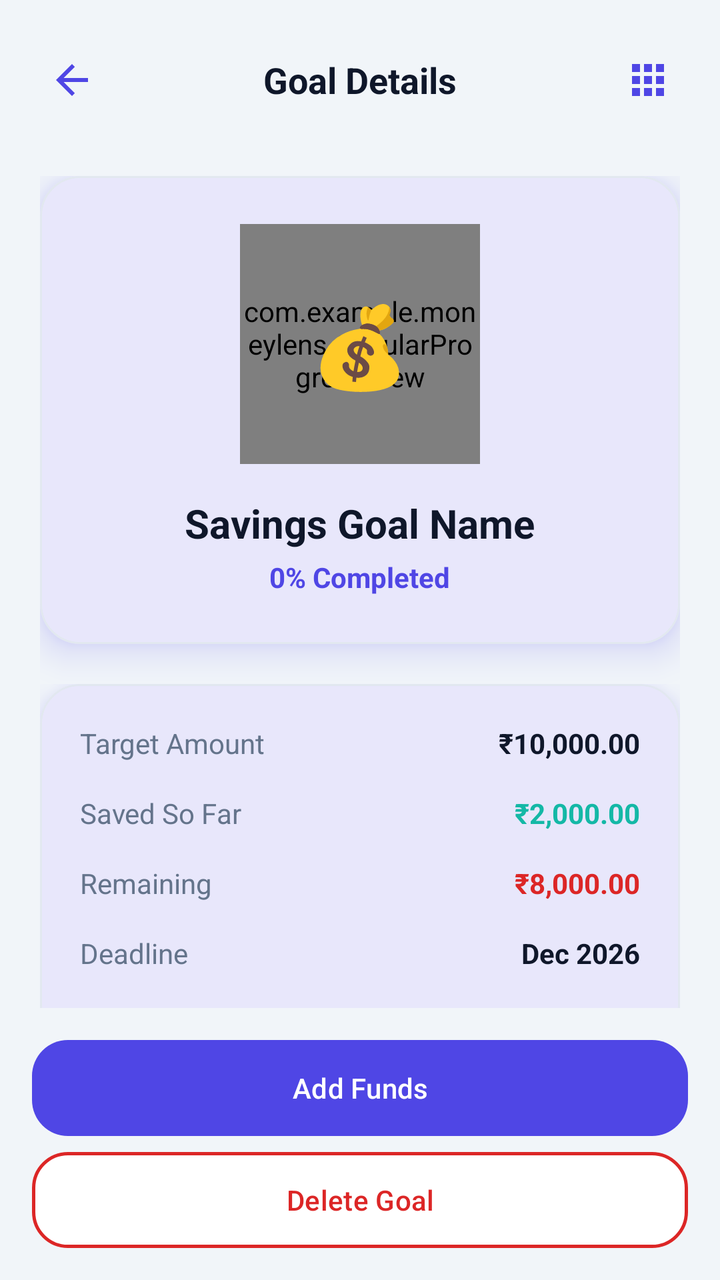
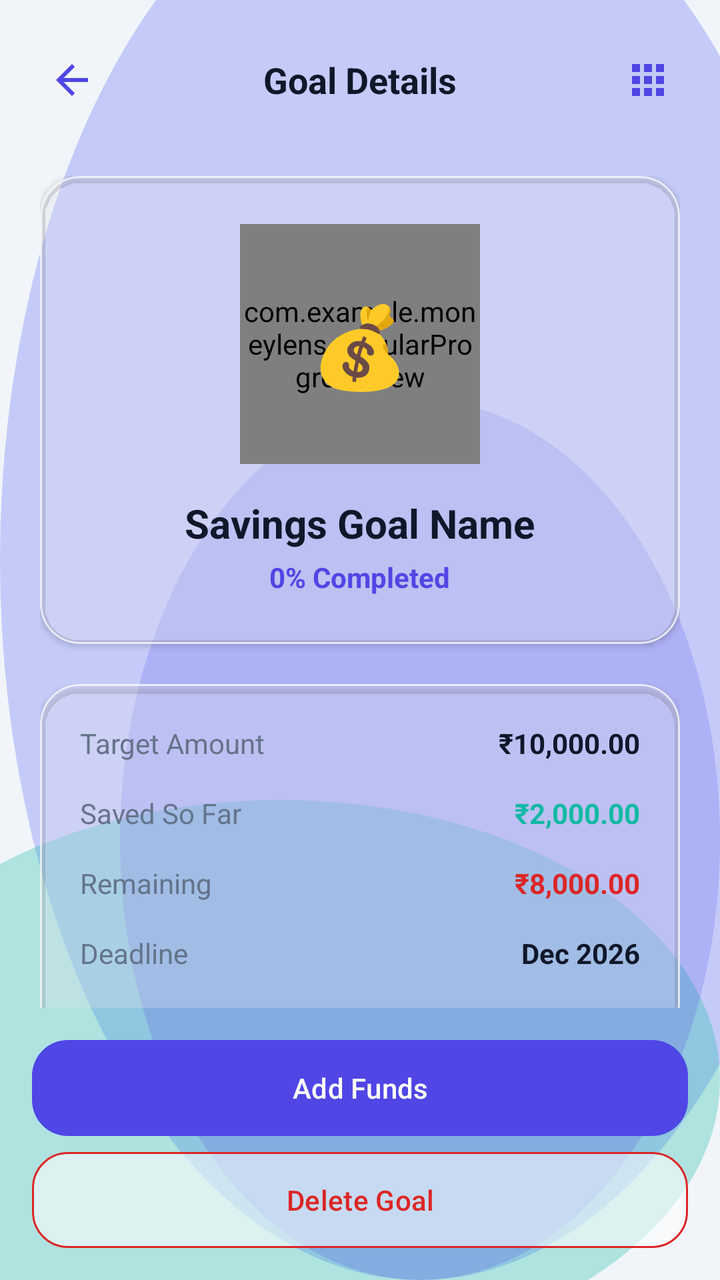

The first picture is an Android layout as it rendered before a commit; the second is the same layout after the commit. The layout source and the unified diff follow.
<!-- AndroidManifest.xml: application theme Theme.MoneyLens -->
<!-- res/layout/activity_savings_detail.xml -->
<?xml version="1.0" encoding="utf-8"?>
<androidx.constraintlayout.widget.ConstraintLayout xmlns:android="http://schemas.android.com/apk/res/android"
    xmlns:app="http://schemas.android.com/apk/res-auto"
    xmlns:tools="http://schemas.android.com/tools"
    android:layout_width="match_parent"
    android:layout_height="match_parent"
    android:background="@color/colorBackground">

    
    <RelativeLayout
        android:id="@+id/layoutAppBar"
        android:layout_width="match_parent"
        android:layout_height="56dp"
        android:layout_marginTop="12dp"
        android:paddingHorizontal="16dp"
        app:layout_constraintTop_toTopOf="parent">

        <ImageView
            android:id="@+id/btnBack"
            android:layout_width="40dp"
            android:layout_height="40dp"
            android:layout_centerVertical="true"
            android:padding="8dp"
            android:src="@drawable/ic_back"
            android:background="?attr/selectableItemBackgroundBorderless" />

        <TextView
            android:id="@+id/txtTitle"
            android:layout_width="wrap_content"
            android:layout_height="wrap_content"
            android:layout_centerInParent="true"
            android:text="Goal Details"
            android:textColor="@color/colorTextPrimary"
            android:textSize="18sp"
            android:textStyle="bold" />

        <ImageView
            android:id="@+id/btnEditToggle"
            android:layout_width="40dp"
            android:layout_height="40dp"
            android:layout_alignParentEnd="true"
            android:layout_centerVertical="true"
            android:padding="8dp"
            android:src="@drawable/ic_more"
            android:background="?attr/selectableItemBackgroundBorderless" />
    </RelativeLayout>

    <androidx.core.widget.NestedScrollView
        android:layout_width="match_parent"
        android:layout_height="0dp"
        android:fillViewport="true"
        app:layout_constraintBottom_toTopOf="@+id/layoutActions"
        app:layout_constraintTop_toBottomOf="@+id/layoutAppBar">

        <LinearLayout
            android:layout_width="match_parent"
            android:layout_height="wrap_content"
            android:orientation="vertical"
            android:padding="20dp">

            
            <com.google.android.material.card.MaterialCardView
                style="@style/ClayCard"
                android:layout_width="match_parent"
                android:layout_height="wrap_content"
                android:layout_marginBottom="20dp">

                <LinearLayout
                    android:layout_width="match_parent"
                    android:layout_height="wrap_content"
                    android:gravity="center"
                    android:orientation="vertical"
                    android:padding="24dp">

                    <RelativeLayout
                        android:layout_width="wrap_content"
                        android:layout_height="wrap_content"
                        android:layout_marginBottom="16dp">

                        <com.example.moneylens.CircularProgressView
                            android:id="@+id/progressRing"
                            android:layout_width="120dp"
                            android:layout_height="120dp"
                            android:layout_centerInParent="true" />

                        <TextView
                            android:id="@+id/txtHeroEmoji"
                            android:layout_width="wrap_content"
                            android:layout_height="wrap_content"
                            android:layout_centerInParent="true"
                            android:text="💰"
                            android:textSize="40sp" />
                    </RelativeLayout>

                    <TextView
                        android:id="@+id/txtHeroName"
                        android:layout_width="wrap_content"
                        android:layout_height="wrap_content"
                        android:text="Savings Goal Name"
                        android:textColor="@color/colorTextPrimary"
                        android:textSize="20sp"
                        android:textStyle="bold" />

                    <TextView
                        android:id="@+id/txtHeroPercent"
                        android:layout_width="wrap_content"
                        android:layout_height="wrap_content"
                        android:layout_marginTop="4dp"
                        android:text="0% Completed"
                        android:textColor="@color/colorPrimary"
                        android:textSize="14sp"
                        android:textStyle="bold" />
                </LinearLayout>
            </com.google.android.material.card.MaterialCardView>

            
            <LinearLayout
                android:id="@+id/layoutReadMode"
                android:layout_width="match_parent"
                android:layout_height="wrap_content"
                android:orientation="vertical">

                <com.google.android.material.card.MaterialCardView
                    style="@style/ClayCard"
                    android:layout_width="match_parent"
                    android:layout_height="wrap_content"
                    android:layout_marginBottom="20dp">

                    <LinearLayout
                        android:layout_width="match_parent"
                        android:layout_height="wrap_content"
                        android:orientation="vertical"
                        android:padding="20dp">

                        
                        <RelativeLayout
                            android:layout_width="match_parent"
                            android:layout_height="wrap_content"
                            android:layout_marginBottom="16dp">
                            <TextView
                                android:layout_width="wrap_content"
                                android:layout_height="wrap_content"
                                android:text="Target Amount"
                                android:textColor="@color/colorTextSecondary" />
                            <TextView
                                android:id="@+id/txtDetailTarget"
                                android:layout_width="wrap_content"
                                android:layout_height="wrap_content"
                                android:layout_alignParentEnd="true"
                                android:text="₹10,000.00"
                                android:textColor="@color/colorTextPrimary"
                                android:textStyle="bold" />
                        </RelativeLayout>

                        
                        <RelativeLayout
                            android:layout_width="match_parent"
                            android:layout_height="wrap_content"
                            android:layout_marginBottom="16dp">
                            <TextView
                                android:layout_width="wrap_content"
                                android:layout_height="wrap_content"
                                android:text="Saved So Far"
                                android:textColor="@color/colorTextSecondary" />
                            <TextView
                                android:id="@+id/txtDetailSaved"
                                android:layout_width="wrap_content"
                                android:layout_height="wrap_content"
                                android:layout_alignParentEnd="true"
                                android:text="₹2,000.00"
                                android:textColor="@color/colorSecondary"
                                android:textStyle="bold" />
                        </RelativeLayout>

                        
                        <RelativeLayout
                            android:layout_width="match_parent"
                            android:layout_height="wrap_content"
                            android:layout_marginBottom="16dp">
                            <TextView
                                android:layout_width="wrap_content"
                                android:layout_height="wrap_content"
                                android:text="Remaining"
                                android:textColor="@color/colorTextSecondary" />
                            <TextView
                                android:id="@+id/txtDetailRemaining"
                                android:layout_width="wrap_content"
                                android:layout_height="wrap_content"
                                android:layout_alignParentEnd="true"
                                android:text="₹8,000.00"
                                android:textColor="@color/colorDanger"
                                android:textStyle="bold" />
                        </RelativeLayout>

                        
                        <RelativeLayout
                            android:layout_width="match_parent"
                            android:layout_height="wrap_content"
                            android:layout_marginBottom="16dp">
                            <TextView
                                android:layout_width="wrap_content"
                                android:layout_height="wrap_content"
                                android:text="Deadline"
                                android:textColor="@color/colorTextSecondary" />
                            <TextView
                                android:id="@+id/txtDetailDeadline"
                                android:layout_width="wrap_content"
                                android:layout_height="wrap_content"
                                android:layout_alignParentEnd="true"
                                android:text="Dec 2026"
                                android:textColor="@color/colorTextPrimary"
                                android:textStyle="bold" />
                        </RelativeLayout>

                        
                        <LinearLayout
                            android:id="@+id/layoutRecommendedSaving"
                            android:layout_width="match_parent"
                            android:layout_height="wrap_content"
                            android:orientation="vertical"
                            android:visibility="gone"
                            tools:visibility="visible">
                            <View
                                android:layout_width="match_parent"
                                android:layout_height="1dp"
                                android:background="@color/colorCardBorder"
                                android:layout_marginBottom="12dp"/>
                            <TextView
                                android:id="@+id/txtDetailMonthlyNeeded"
                                android:layout_width="match_parent"
                                android:layout_height="wrap_content"
                                android:text="₹500.00/month needed to reach goal"
                                android:textColor="@color/colorPrimary"
                                android:textSize="13sp"
                                android:textStyle="bold"
                                android:gravity="center" />
                        </LinearLayout>
                    </LinearLayout>
                </com.google.android.material.card.MaterialCardView>

                
                <TextView
                    android:layout_width="wrap_content"
                    android:layout_height="wrap_content"
                    android:layout_marginBottom="8dp"
                    android:text="Deposit History"
                    android:textColor="@color/colorTextPrimary"
                    android:textSize="15sp"
                    android:textStyle="bold" />

                
                <androidx.recyclerview.widget.RecyclerView
                    android:id="@+id/rvDepositHistory"
                    android:layout_width="match_parent"
                    android:layout_height="wrap_content"
                    android:nestedScrollingEnabled="false" />

                <TextView
                    android:id="@+id/txtEmptyDeposits"
                    android:layout_width="match_parent"
                    android:layout_height="wrap_content"
                    android:layout_margin="24dp"
                    android:gravity="center"
                    android:text="No deposit history found. Start adding funds below!"
                    android:textColor="@color/colorTextSecondary"
                    android:textSize="13sp"
                    android:visibility="gone" />
            </LinearLayout>

            
            <LinearLayout
                android:id="@+id/layoutEditMode"
                android:layout_width="match_parent"
                android:layout_height="wrap_content"
                android:orientation="vertical"
                android:visibility="gone"
                tools:visibility="gone">

                
                <TextView
                    android:layout_width="wrap_content"
                    android:layout_height="wrap_content"
                    android:layout_marginBottom="8dp"
                    android:text="Choose Icon"
                    android:textColor="@color/colorTextPrimary"
                    android:textSize="14sp"
                    android:textStyle="bold" />

                
                <com.google.android.material.card.MaterialCardView
                    style="@style/ClayCard"
                    android:layout_width="match_parent"
                    android:layout_height="wrap_content"
                    android:layout_marginBottom="16dp">

                    <androidx.recyclerview.widget.RecyclerView
                        android:id="@+id/rvEditEmojiPicker"
                        android:layout_width="match_parent"
                        android:layout_height="wrap_content"
                        android:padding="12dp"
                        app:layoutManager="androidx.recyclerview.widget.GridLayoutManager"
                        app:spanCount="4"
                        tools:listitem="@layout/item_category_grid_cell" />
                </com.google.android.material.card.MaterialCardView>

                
                <com.google.android.material.textfield.TextInputLayout
                    android:id="@+id/tilEditGoalName"
                    style="@style/ClayInput"
                    android:layout_width="match_parent"
                    android:layout_height="wrap_content"
                    android:layout_marginBottom="16dp"
                    android:hint="Goal Name">
                    <com.google.android.material.textfield.TextInputEditText
                        android:id="@+id/etEditGoalName"
                        android:layout_width="match_parent"
                        android:layout_height="wrap_content"
                        android:inputType="textShortMessage|textCapWords"
                        android:textColor="@color/colorTextPrimary" />
                </com.google.android.material.textfield.TextInputLayout>

                
                <com.google.android.material.textfield.TextInputLayout
                    android:id="@+id/tilEditTargetAmount"
                    style="@style/ClayInput"
                    android:layout_width="match_parent"
                    android:layout_height="wrap_content"
                    android:layout_marginBottom="16dp"
                    android:hint="Target Amount">
                    <com.google.android.material.textfield.TextInputEditText
                        android:id="@+id/etEditTargetAmount"
                        android:layout_width="match_parent"
                        android:layout_height="wrap_content"
                        android:inputType="numberDecimal"
                        android:textColor="@color/colorTextPrimary" />
                </com.google.android.material.textfield.TextInputLayout>

                
                <com.google.android.material.card.MaterialCardView
                    android:id="@+id/cardEditDeadlinePicker"
                    style="@style/ClayCard"
                    android:layout_width="match_parent"
                    android:layout_height="wrap_content"
                    android:layout_marginBottom="24dp"
                    android:clickable="true"
                    android:focusable="true">

                    <RelativeLayout
                        android:layout_width="match_parent"
                        android:layout_height="wrap_content"
                        android:padding="16dp">

                        <ImageView
                            android:id="@+id/imgEditCalendarIcon"
                            android:layout_width="24dp"
                            android:layout_height="24dp"
                            android:layout_centerVertical="true"
                            android:src="@drawable/ic_calendar" />

                        <TextView
                            android:id="@+id/txtEditDeadlineDate"
                            android:layout_width="wrap_content"
                            android:layout_height="wrap_content"
                            android:layout_centerVertical="true"
                            android:layout_marginStart="16dp"
                            android:layout_toEndOf="@+id/imgEditCalendarIcon"
                            android:text="Select Target Date (Optional)"
                            android:textColor="@color/colorTextPrimary"
                            android:textSize="14sp"
                            android:textStyle="bold" />

                        <ImageView
                            android:layout_width="24dp"
                            android:layout_height="24dp"
                            android:layout_alignParentEnd="true"
                            android:layout_centerVertical="true"
                            android:src="@drawable/ic_chevron_right" />
                    </RelativeLayout>
                </com.google.android.material.card.MaterialCardView>

            </LinearLayout>

        </LinearLayout>
    </androidx.core.widget.NestedScrollView>

    
    <LinearLayout
        android:id="@+id/layoutActions"
        android:layout_width="match_parent"
        android:layout_height="wrap_content"
        android:orientation="vertical"
        android:padding="16dp"
        app:layout_constraintBottom_toBottomOf="parent">

        
        <com.google.android.material.button.MaterialButton
            android:id="@+id/btnActionSubmit"
            style="@style/ClayButton"
            android:layout_width="match_parent"
            android:layout_height="wrap_content"
            android:layout_marginBottom="8dp"
            android:text="Add Funds" />

        
        <com.google.android.material.button.MaterialButton
            android:id="@+id/btnDeleteGoal"
            style="@style/ClayButtonSecondary"
            android:layout_width="match_parent"
            android:layout_height="wrap_content"
            android:text="Delete Goal"
            android:textColor="@color/colorDanger"
            app:strokeColor="@color/colorDanger" />
    </LinearLayout>

    
    <FrameLayout
        android:id="@+id/loaderOverlay"
        android:layout_width="match_parent"
        android:layout_height="match_parent"
        android:background="@color/colorScrim"
        android:visibility="gone"
        app:layout_constraintBottom_toBottomOf="parent"
        app:layout_constraintEnd_toEndOf="parent"
        app:layout_constraintStart_toStartOf="parent"
        app:layout_constraintTop_toTopOf="parent">

        <ProgressBar
            android:layout_width="wrap_content"
            android:layout_height="wrap_content"
            android:layout_gravity="center"
            android:indeterminateTint="@color/colorPrimary" />
    </FrameLayout>

</androidx.constraintlayout.widget.ConstraintLayout>
<!-- res/layout/item_category_grid_cell.xml (included above) -->
<?xml version="1.0" encoding="utf-8"?>
<LinearLayout xmlns:android="http://schemas.android.com/apk/res/android"
    xmlns:app="http://schemas.android.com/apk/res-auto"
    android:layout_width="match_parent"
    android:layout_height="wrap_content"
    android:gravity="center"
    android:orientation="vertical"
    android:padding="8dp">

    
    <com.google.android.material.card.MaterialCardView
        android:id="@+id/cardCategoryIcon"
        style="@style/ClayCard"
        android:layout_width="60dp"
        android:layout_height="60dp"
        app:cardCornerRadius="18dp"
        app:cardElevation="2dp"
        app:strokeColor="@color/colorCardBorder"
        app:strokeWidth="1dp"
        android:clickable="false"
        android:focusable="false">

        <FrameLayout
            android:id="@+id/layoutIconCircle"
            android:layout_width="match_parent"
            android:layout_height="match_parent"
            android:background="@color/colorSurface">

            <TextView
                android:id="@+id/txtCategoryEmoji"
                android:layout_width="wrap_content"
                android:layout_height="wrap_content"
                android:layout_gravity="center"
                android:text="🍔"
                android:textSize="22sp" />
        </FrameLayout>
    </com.google.android.material.card.MaterialCardView>

    
    <TextView
        android:id="@+id/txtCategoryName"
        android:layout_width="wrap_content"
        android:layout_height="wrap_content"
        android:layout_marginTop="6dp"
        android:ellipsize="end"
        android:maxLines="1"
        android:text="Food"
        android:textColor="@color/colorTextSecondary"
        android:textSize="11sp"
        android:gravity="center" />

</LinearLayout>
<!-- resources referenced by this layout -->
<resources>
  <style name="ClayButton" parent="Widget.Material3.Button">
          <item name="cornerRadius">@dimen/clay_button_radius</item>
          <item name="android:paddingVertical">14dp</item>
          <item name="backgroundTint">@color/colorPrimary</item>
          <item name="android:textColor">@color/colorOnPrimary</item>
          <item name="iconTint">@color/colorOnPrimary</item>
          <item name="android:elevation">6dp</item>
          <item name="android:outlineSpotShadowColor" tools:targetApi="p">@color/colorPrimaryShadow</item>
          <item name="android:insetTop">0dp</item>
          <item name="android:insetBottom">0dp</item>
      </style>
  <style name="ClayButtonSecondary" parent="Widget.Material3.Button.OutlinedButton">
          <item name="cornerRadius">@dimen/clay_button_radius</item>
          <item name="android:paddingVertical">14dp</item>
          <item name="backgroundTint">@color/colorSurface</item>
          <item name="android:textColor">@color/colorPrimary</item>
          <item name="strokeColor">@color/colorPrimary</item>
          <item name="strokeWidth">1.5dp</item>
          <item name="android:insetTop">0dp</item>
          <item name="android:insetBottom">0dp</item>
      </style>
  <style name="ClayCard" parent="Widget.Material3.CardView.Elevated">
          <item name="cardCornerRadius">@dimen/clay_card_radius</item>
          <item name="cardElevation">10dp</item>
          <item name="android:stateListAnimator">@null</item>
          <item name="strokeColor">@color/colorCardBorder</item>
          <item name="strokeWidth">1dp</item>
          <item name="cardBackgroundColor">@color/colorSurface</item>
          <item name="android:outlineSpotShadowColor" tools:targetApi="p">@color/colorPrimary</item>
          <item name="android:outlineAmbientShadowColor" tools:targetApi="p">@color/colorPrimary</item>
      </style>
  <style name="ClayInput" parent="Widget.Material3.TextInputLayout.OutlinedBox">
          <item name="boxCornerRadiusTopStart">@dimen/clay_input_radius</item>
          <item name="boxCornerRadiusTopEnd">@dimen/clay_input_radius</item>
          <item name="boxCornerRadiusBottomStart">@dimen/clay_input_radius</item>
          <item name="boxCornerRadiusBottomEnd">@dimen/clay_input_radius</item>
          <item name="boxStrokeColor">@color/colorCardBorder</item>
          <item name="boxStrokeWidth">1.5dp</item>
          <item name="boxStrokeWidthFocused">2.5dp</item>
          <item name="boxBackgroundColor">@color/colorSurface</item>
          <item name="hintTextColor">@color/colorPrimary</item>
      </style>
  <color name="colorPrimaryShadow">#3730A3</color>
  <style name="Base.Theme.MoneyLens" parent="Theme.Material3.Light.NoActionBar">
          
          <item name="colorPrimary">@color/colorPrimary</item>
          <item name="colorOnPrimary">@color/colorOnPrimary</item>
          <item name="colorSecondary">@color/colorSecondary</item>
          <item name="colorError">@color/colorDanger</item>
          <item name="android:windowBackground">@color/colorBackground</item>
          <item name="colorSurface">@color/colorSurface</item>
          <item name="android:colorBackground">@color/colorBackground</item>
          <item name="colorOnSurface">@color/colorTextPrimary</item>
  
          
          <item name="android:statusBarColor">@color/colorBackground</item>
          <item name="android:windowLightStatusBar" tools:targetApi="m">true</item>
          <item name="android:navigationBarColor">@color/colorBackground</item>
      </style>
  <!-- unchanged entries left out for length: 18 -->
</resources>

<!-- the commit's change to res/layout/activity_savings_detail.xml (unified diff, before → after) -->
@@ -4,7 +4,7 @@
     xmlns:tools="http://schemas.android.com/tools"
     android:layout_width="match_parent"
     android:layout_height="match_parent"
-    android:background="@color/colorBackground">
+    android:background="@drawable/bg_mesh_gradient">
 
     
     <RelativeLayout
@@ -459,7 +459,7 @@
             android:id="@+id/layoutIconCircle"
             android:layout_width="match_parent"
             android:layout_height="match_parent"
-            android:background="@color/colorSurface">
+            android:background="@drawable/bg_glass_card">
 
             <TextView
                 android:id="@+id/txtCategoryEmoji"
<!-- resource entries referenced after the edit -->
@@ -1,50 +1,91 @@
 <!-- resources referenced by this layout -->
 <resources>
+  <!-- drawable bg_glass_card (drawable) -->
+  <?xml version="1.0" encoding="utf-8"?>
+  <shape xmlns:android="http://schemas.android.com/apk/res/android"
+      android:shape="rectangle">
+      <solid android:color="@color/glassCardBg" />
+      <corners android:radius="20dp" />
+      <stroke android:width="1dp" android:color="@color/glassCardBorder" />
+  </shape>
+  <!-- drawable bg_mesh_gradient (drawable) -->
+  <?xml version="1.0" encoding="utf-8"?>
+  <layer-list xmlns:android="http://schemas.android.com/apk/res/android">
+      
+      <item>
+          <shape android:shape="rectangle">
+              <solid android:color="@color/colorBackground" />
+          </shape>
+      </item>
+      
+      <item android:top="-80dp" android:right="-60dp">
+          <shape android:shape="oval">
+              <solid android:color="@color/glassMeshOrb1" />
+              <size android:width="280dp" android:height="280dp" />
+          </shape>
+      </item>
+      
+      <item android:bottom="-40dp" android:left="-80dp" android:top="400dp">
+          <shape android:shape="oval">
+              <solid android:color="@color/glassMeshOrb2" />
+              <size android:width="240dp" android:height="240dp" />
+          </shape>
+      </item>
+      
+      <item android:top="200dp" android:left="60dp">
+          <shape android:shape="oval">
+              <solid android:color="@color/glassMeshOrb3" />
+              <size android:width="200dp" android:height="200dp" />
+          </shape>
+      </item>
+  </layer-list>
   <style name="ClayButton" parent="Widget.Material3.Button">
           <item name="cornerRadius">@dimen/clay_button_radius</item>
           <item name="android:paddingVertical">14dp</item>
           <item name="backgroundTint">@color/colorPrimary</item>
           <item name="android:textColor">@color/colorOnPrimary</item>
           <item name="iconTint">@color/colorOnPrimary</item>
-          <item name="android:elevation">6dp</item>
-          <item name="android:outlineSpotShadowColor" tools:targetApi="p">@color/colorPrimaryShadow</item>
+          <item name="android:elevation">4dp</item>
           <item name="android:insetTop">0dp</item>
           <item name="android:insetBottom">0dp</item>
       </style>
   <style name="ClayButtonSecondary" parent="Widget.Material3.Button.OutlinedButton">
           <item name="cornerRadius">@dimen/clay_button_radius</item>
           <item name="android:paddingVertical">14dp</item>
-          <item name="backgroundTint">@color/colorSurface</item>
+          <item name="backgroundTint">@color/glassCardBg</item>
           <item name="android:textColor">@color/colorPrimary</item>
-          <item name="strokeColor">@color/colorPrimary</item>
-          <item name="strokeWidth">1.5dp</item>
+          <item name="strokeColor">@color/glassCardBorder</item>
+          <item name="strokeWidth">1dp</item>
           <item name="android:insetTop">0dp</item>
           <item name="android:insetBottom">0dp</item>
       </style>
   <style name="ClayCard" parent="Widget.Material3.CardView.Elevated">
           <item name="cardCornerRadius">@dimen/clay_card_radius</item>
-          <item name="cardElevation">10dp</item>
+          <item name="cardElevation">2dp</item>
           <item name="android:stateListAnimator">@null</item>
-          <item name="strokeColor">@color/colorCardBorder</item>
+          <item name="strokeColor">@color/glassCardBorder</item>
           <item name="strokeWidth">1dp</item>
-          <item name="cardBackgroundColor">@color/colorSurface</item>
-          <item name="android:outlineSpotShadowColor" tools:targetApi="p">@color/colorPrimary</item>
-          <item name="android:outlineAmbientShadowColor" tools:targetApi="p">@color/colorPrimary</item>
+          <item name="cardBackgroundColor">@color/glassCardBg</item>
       </style>
   <style name="ClayInput" parent="Widget.Material3.TextInputLayout.OutlinedBox">
           <item name="boxCornerRadiusTopStart">@dimen/clay_input_radius</item>
           <item name="boxCornerRadiusTopEnd">@dimen/clay_input_radius</item>
           <item name="boxCornerRadiusBottomStart">@dimen/clay_input_radius</item>
           <item name="boxCornerRadiusBottomEnd">@dimen/clay_input_radius</item>
-          <item name="boxStrokeColor">@color/colorCardBorder</item>
-          <item name="boxStrokeWidth">1.5dp</item>
-          <item name="boxStrokeWidthFocused">2.5dp</item>
-          <item name="boxBackgroundColor">@color/colorSurface</item>
+          <item name="boxStrokeColor">@color/glassInputBorder</item>
+          <item name="boxStrokeWidth">1dp</item>
+          <item name="boxStrokeWidthFocused">2dp</item>
+          <item name="boxBackgroundColor">@color/glassInputBg</item>
           <item name="hintTextColor">@color/colorPrimary</item>
       </style>
-  <color name="colorPrimaryShadow">#3730A3</color>
+  <color name="glassCardBg">#8CFFFFFF</color>
+  <color name="glassCardBorder">#B3FFFFFF</color>
+  <color name="glassMeshOrb1">#66818CF8</color>
+  <color name="glassMeshOrb2">#4D14B8A6</color>
+  <color name="glassMeshOrb3">#334F46E5</color>
+  <color name="glassInputBorder">#A6FFFFFF</color>
+  <color name="glassInputBg">#80FFFFFF</color>
   <style name="Base.Theme.MoneyLens" parent="Theme.Material3.Light.NoActionBar">
-          
           <item name="colorPrimary">@color/colorPrimary</item>
           <item name="colorOnPrimary">@color/colorOnPrimary</item>
           <item name="colorSecondary">@color/colorSecondary</item>
@@ -55,9 +96,10 @@
           <item name="colorOnSurface">@color/colorTextPrimary</item>
   
           
-          <item name="android:statusBarColor">@color/colorBackground</item>
+          <item name="android:statusBarColor">@android:color/transparent</item>
           <item name="android:windowLightStatusBar" tools:targetApi="m">true</item>
-          <item name="android:navigationBarColor">@color/colorBackground</item>
+          <item name="android:navigationBarColor">@android:color/transparent</item>
+          <item name="android:windowDrawsSystemBarBackgrounds">true</item>
       </style>
   <!-- unchanged entries left out for length: 18 -->
 </resources>
